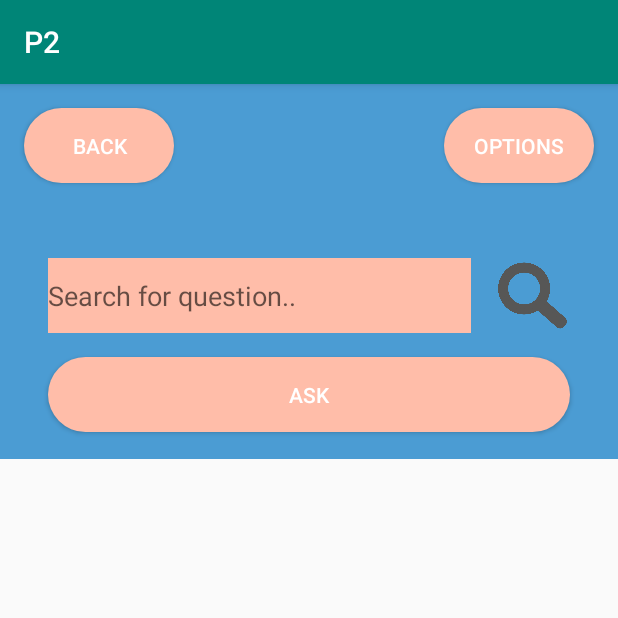
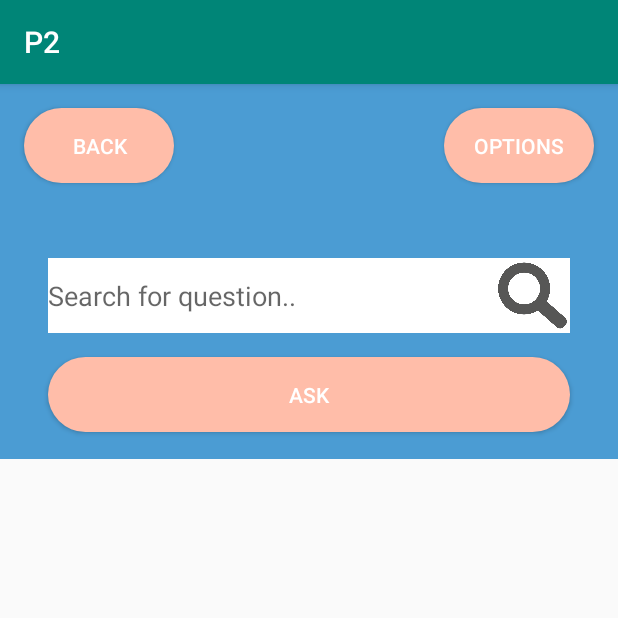
Before and after one commit to bjornwinther/P2, an Android app: the Forum screen opened directly, with no data from a screen before it, on a phone screen of 412 x 824 dp, the top half of it. Run offline under Robolectric (Android 15) with nearby library versions, the light colour scheme and no system bars.

Commit message:
drawable

```diff
--- a/app/src/main/res/layout/activity_forum.xml
+++ b/app/src/main/res/layout/activity_forum.xml
@@ -24,30 +24,14 @@
         android:layout_marginStart="32dp"
         android:layout_marginLeft="32dp"
         android:layout_marginTop="116dp"
+        android:background="#FFFFFF"
         android:ems="10"
         android:hint="@string/edit_search_question"
         android:inputType="textPersonName"
-        android:background="#FFBDA9"
         android:textColor="#FFFFFF"
-        app:layout_constraintEnd_toStartOf="@+id/MagnifyingGlass"
-        app:layout_constraintHorizontal_bias="0.5"
+        app:layout_constraintEnd_toEndOf="@+id/imageButton2"
         app:layout_constraintStart_toStartOf="parent"
         app:layout_constraintTop_toTopOf="parent" />
-
-    <ImageView
-        android:id="@+id/MagnifyingGlass"
-        android:layout_width="50dp"
-        android:layout_height="50dp"
-        android:layout_marginStart="16dp"
-        android:layout_marginLeft="16dp"
-        android:layout_marginTop="116dp"
-        android:layout_marginEnd="32dp"
-        android:layout_marginRight="32dp"
-        app:layout_constraintEnd_toEndOf="parent"
-        app:layout_constraintHorizontal_bias="0.5"
-        app:layout_constraintStart_toEndOf="@+id/SearchForQuestion"
-        app:layout_constraintTop_toTopOf="parent"
-        app:srcCompat="@drawable/searchicon" />
 
     <Button
         android:id="@+id/Back"
@@ -91,5 +75,31 @@
         app:layout_constraintStart_toStartOf="parent"
         app:layout_constraintTop_toBottomOf="@+id/SearchForQuestion" />
 
+    <ImageButton
+        android:id="@+id/imageButton2"
+        android:layout_width="50dp"
+        android:layout_height="50dp"
+        android:layout_marginEnd="32dp"
+        android:layout_marginRight="32dp"
+        android:adjustViewBounds="true"
+        android:background="#FFFFFF"
+        android:scaleType="centerCrop"
+        app:layout_constraintEnd_toEndOf="parent"
+        app:layout_constraintTop_toTopOf="@+id/SearchForQuestion"
+        app:srcCompat="@drawable/searchicon" />
+
+    <ScrollView
+        android:layout_width="395dp"
+        android:layout_height="465dp"
+        app:layout_constraintEnd_toEndOf="parent"
+        app:layout_constraintStart_toStartOf="parent"
+        tools:layout_editor_absoluteY="258dp">
+
+        <LinearLayout
+            android:layout_width="match_parent"
+            android:layout_height="wrap_content"
+            android:orientation="vertical" />
+    </ScrollView>
+
 
 </androidx.constraintlayout.widget.ConstraintLayout>
```
